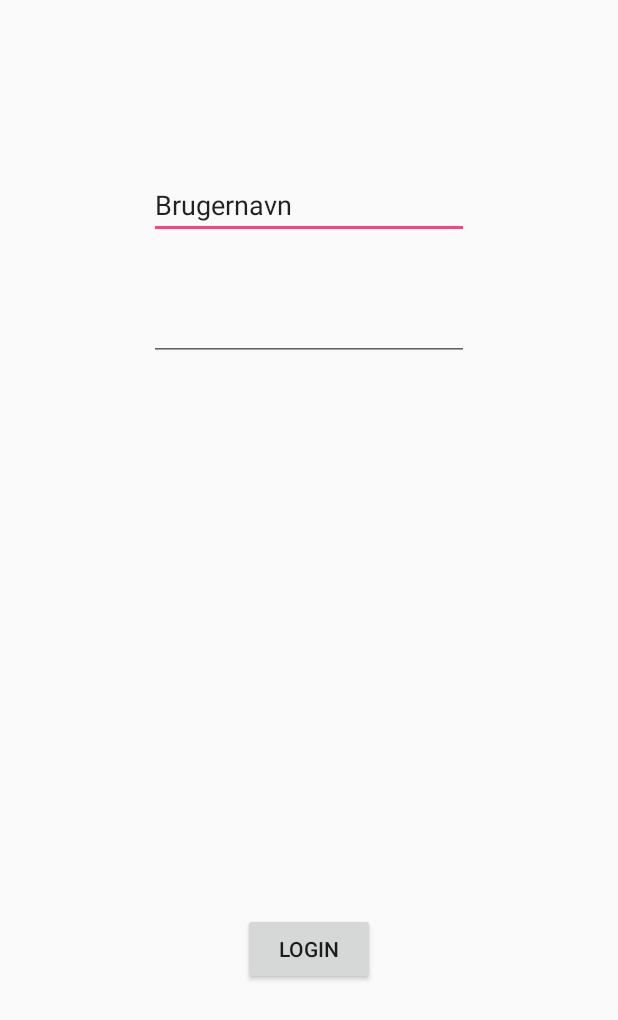
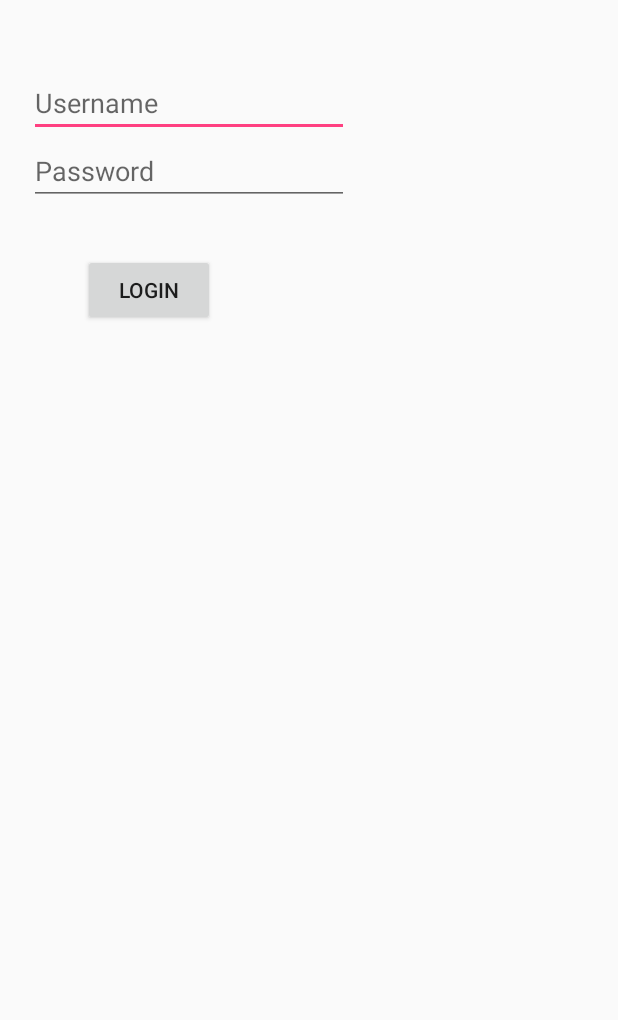
Before and after one commit to 18gr6402/ST6-Java, an Android app: the layout activity_main.xml on its own in the app's theme, with its tools: preview values and no code run, on a phone screen of 412 x 824 dp. Shown: the top 1020 px of the screen. Run offline under Robolectric (Android 15) with nearby library versions, the phone set to English and light mode, and no system bars.

Commit message:
Tilfoejet kode til MainActivity og BackgroundWorker. Herudoer er Manifest og xml opdateret.

```diff
--- a/Timmy/app/src/main/AndroidManifest.xml
+++ b/Timmy/app/src/main/AndroidManifest.xml
@@ -1,6 +1,7 @@
 <?xml version="1.0" encoding="utf-8"?>
 <manifest xmlns:android="http://schemas.android.com/apk/res/android"
     package="com.example.gr6402.timmy">
+    <uses-permission android:name="android.permission.INTERNET" />
 
     <application
         android:allowBackup="true"
--- a/Timmy/app/src/main/res/layout/activity_main.xml
+++ b/Timmy/app/src/main/res/layout/activity_main.xml
@@ -7,33 +7,35 @@
     tools:context=".MainActivity">
 
     <EditText
-        android:id="@+id/etUserName"
+        android:id="@+id/etUsername"
         android:layout_width="wrap_content"
         android:layout_height="wrap_content"
+        android:layout_alignParentStart="true"
         android:layout_alignParentTop="true"
-        android:layout_centerHorizontal="true"
-        android:layout_marginTop="114dp"
+        android:layout_marginStart="19dp"
+        android:layout_marginTop="46dp"
         android:ems="10"
         android:inputType="textPersonName"
-        android:text="Brugernavn" />
+        android:hint="Username"/>
 
     <EditText
         android:id="@+id/etPassword"
         android:layout_width="wrap_content"
         android:layout_height="wrap_content"
-        android:layout_alignParentTop="true"
-        android:layout_centerHorizontal="true"
-        android:layout_marginTop="195dp"
+        android:layout_alignStart="@+id/etUsername"
+        android:layout_below="@+id/etUsername"
         android:ems="10"
-        android:inputType="numberPassword" />
+        android:inputType="textPassword"
+        android:hint="Password"/>
 
     <Button
         android:id="@+id/btnLogin"
         android:layout_width="wrap_content"
         android:layout_height="wrap_content"
-        android:layout_alignParentBottom="true"
-        android:layout_centerHorizontal="true"
-        android:layout_marginBottom="167dp"
+        android:layout_alignParentStart="true"
+        android:layout_alignParentTop="true"
+        android:layout_marginStart="55dp"
+        android:layout_marginTop="169dp"
         android:text="Login"
         android:onClick="OnLogin"/>
 
```
Also changed, not shown: Timmy/app/src/main/java/com/example/gr6402/timmy/BackgroundWorker.java (added, +91 -0 lines), Timmy/app/src/main/java/com/example/gr6402/timmy/MainActivity.java (+9 -0 lines).
